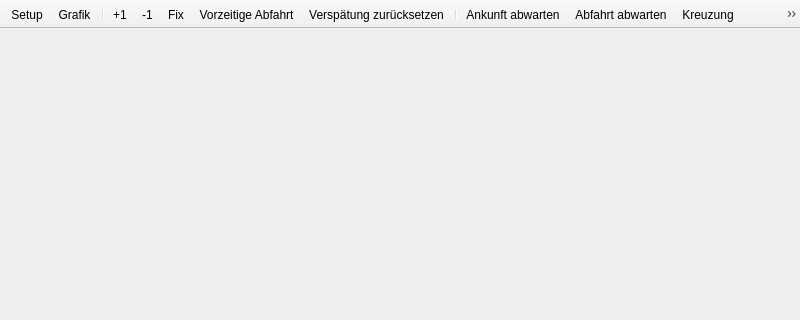
The window that stskit/qt/bildfahrplan.ui (topological-state/stskit) describes before a commit, drawn with Qt 5; both pictures show x 0 to 800 and y 0 to 320 of the 800 by 600 pixel window.
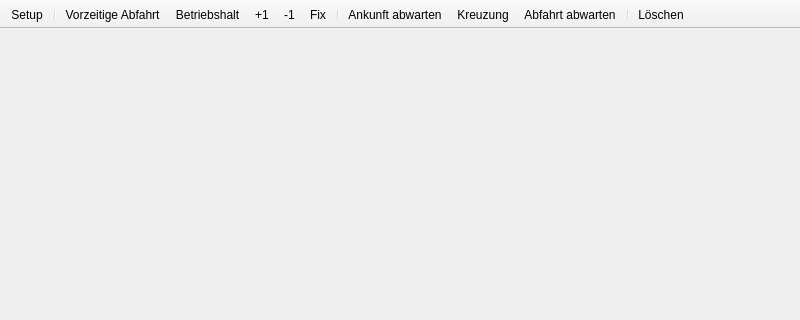
The same window after the commit. Icons and pictures are not drawn.

```diff
--- a/stskit/qt/bildfahrplan.ui
+++ b/stskit/qt/bildfahrplan.ui
@@ -299,22 +299,18 @@
     <bool>false</bool>
    </attribute>
    <addaction name="actionSetup"/>
-   <addaction name="actionAnzeige"/>
    <addaction name="separator"/>
+   <addaction name="actionVorzeitigeAbfahrt"/>
+   <addaction name="actionBetriebshaltEinfuegen"/>
    <addaction name="actionPlusEins"/>
    <addaction name="actionMinusEins"/>
    <addaction name="actionFix"/>
-   <addaction name="actionVorzeitigeAbfahrt"/>
-   <addaction name="actionVerspaetungLoeschen"/>
    <addaction name="separator"/>
    <addaction name="actionAnkunftAbwarten"/>
-   <addaction name="actionAbfahrtAbwarten"/>
    <addaction name="actionKreuzung"/>
-   <addaction name="actionZugfolge"/>
+   <addaction name="actionAbfahrtAbwarten"/>
+   <addaction name="separator"/>
    <addaction name="actionLoeschen"/>
-   <addaction name="separator"/>
-   <addaction name="actionBetriebshaltEinfuegen"/>
-   <addaction name="actionActionBetriebshaltLoeschen"/>
   </widget>
   <action name="actionSetup">
    <property name="icon">
```
Left out of the diff: 36 changed lines with no effect on the pictures.
